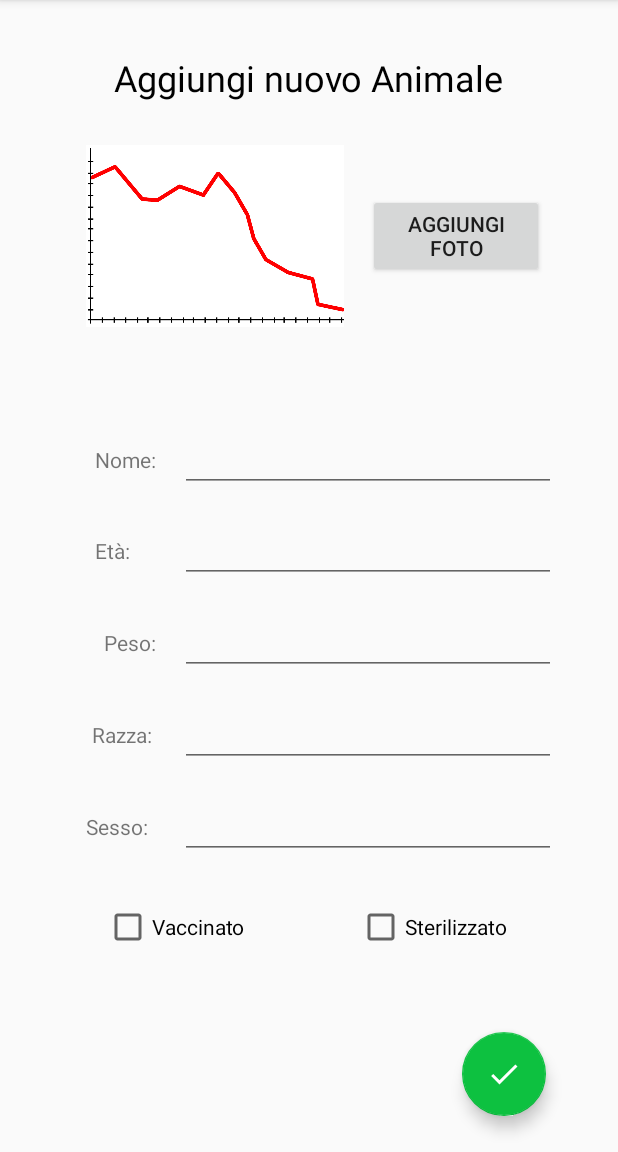
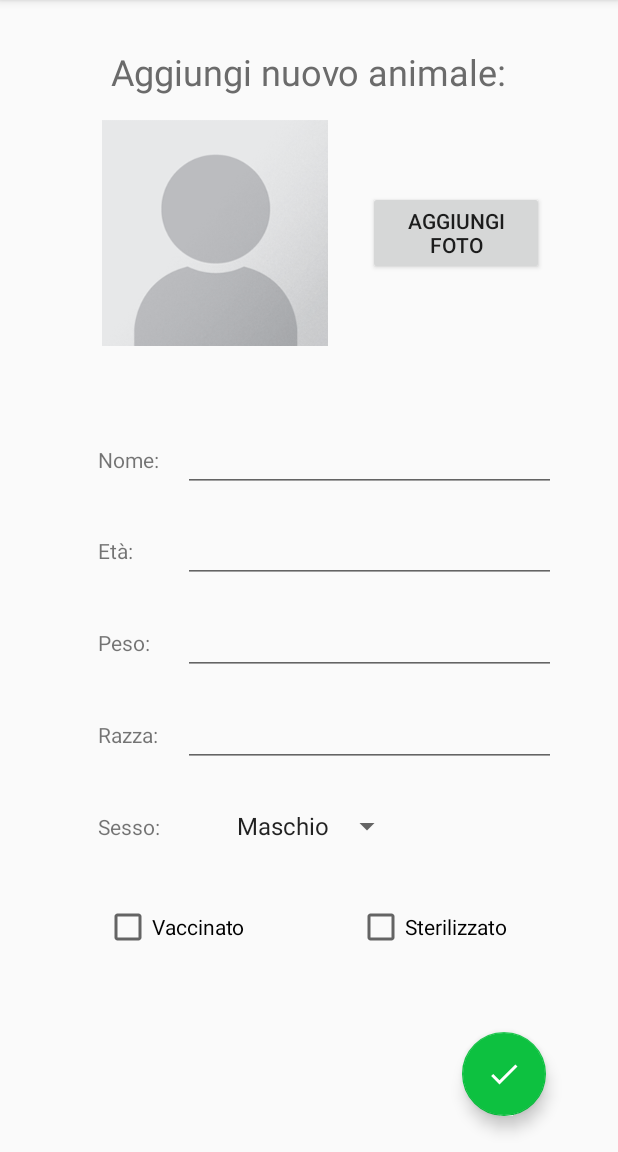
Before and after one commit to lsadm/progetti-2019-cat-feeder, an Android app: the AddFragment screen opened through its navigation route, on a phone screen of 412 x 824 dp, the part 84-1236 px from its top. Run offline under Robolectric (Android 15) with nearby library versions, the phone set to English and light mode, and no system bars; our stand-ins replace Firebase (no records; nobody signed in at launch, a user with empty details on screens opened directly).

Commit message:
Aggiunto spinner per selezionare il sesso Età e peso ora ricevono come input numeri Constrint grafica add fragment Default avatar

```diff
--- a/app/build.gradle
+++ b/app/build.gradle
@@ -50,7 +50,6 @@ dependencies {
     implementation 'com.android.support:recyclerview-v7:28.0.0'
 
     implementation 'com.journeyapps:zxing-android-embedded:3.6.0'
-    implementation 'com.android.support:appcompat-v7:25.3.1'   // Minimum 23+ is required
     implementation 'com.github.bumptech.glide:glide:4.9.0'
     kapt 'com.github.bumptech.glide:compiler:4.9.0'
 
--- a/app/src/main/java/com/greenjackets/prototipo/AddFragment.kt
+++ b/app/src/main/java/com/greenjackets/prototipo/AddFragment.kt
@@ -10,9 +10,9 @@ import android.os.Bundle
 import android.provider.MediaStore
 import android.support.v4.app.Fragment
 import android.view.LayoutInflater
-import android.widget.Toast
 import android.view.View
 import android.view.ViewGroup
+import android.widget.*
 import androidx.navigation.Navigation
 import com.google.firebase.auth.FirebaseAuth
 import com.google.firebase.database.FirebaseDatabase
@@ -43,9 +43,6 @@ class AddFragment : Fragment() {
 
 
     override fun onViewCreated(view: View, savedInstanceState: Bundle?) {
-
-
-
 
         // Estraggo il parametro (birra) dal bundle ed eventualmente lo visualizzo
         arguments?.let {
@@ -83,7 +80,7 @@ class AddFragment : Fragment() {
                     val checkvacc = check_vaccino.isChecked // mi restituisce il valore di vaccinato
                     val checkster = check_sterile.isChecked // e sterilizzato
                     val profpic = ProfilePic   // faccio riferimento all'image view
-                    val sesso = txt_sesso.text.toString()
+                    val sesso = spinnerResult.text.toString()
 
                     var animale: Animale? = null
 
@@ -163,21 +160,30 @@ class AddFragment : Fragment() {
         }
 
 
+        btn_fotocamera.setOnClickListener {
+            // Imposta il funzionamento del pulsante per l'acqisizione dell'immagine
+            // Creo un intent di tipo implicito per acquisire l'immagine
+            val takePhoto = Intent(MediaStore.ACTION_IMAGE_CAPTURE)
+            takePhoto.resolveActivity(activity!!.packageManager)?.also {
+                startActivityForResult(takePhoto, REQUEST_IMAGE_CAPTURE)
+            }
+        }
 
+        //Spinner per selezionare il sesso
 
+        val options = arrayOf("Maschio", "Femmina")
 
+        spinner.adapter = ArrayAdapter<String>(context,android.R.layout.simple_list_item_1, options)
 
-            btn_fotocamera.setOnClickListener {
-                // Imposta il funzionamento del pulsante per l'acqisizione dell'immagine
-                // Creo un intent di tipo implicito per acquisire l'immagine
-                val takePhoto = Intent(MediaStore.ACTION_IMAGE_CAPTURE)
-                takePhoto.resolveActivity(activity!!.packageManager)?.also {
-                    startActivityForResult(takePhoto, REQUEST_IMAGE_CAPTURE)
-                }
+        spinner.onItemSelectedListener = object : AdapterView.OnItemSelectedListener{
+            override fun onNothingSelected(parent: AdapterView<*>?) {
+                spinnerResult.text = "Seleziona:"
             }
 
-
-
+            override fun onItemSelected(parent: AdapterView<*>?, view: View?, position: Int, id: Long) {
+                spinnerResult.text = options[position]
+            }
+        }
         }
 
 
--- a/app/src/main/java/com/greenjackets/prototipo/Animale.kt
+++ b/app/src/main/java/com/greenjackets/prototipo/Animale.kt
@@ -4,4 +4,6 @@ import android.os.Parcelable
 import kotlinx.android.parcel.Parcelize
 
 @Parcelize
+
+//TODO: Ci sono 2 animali
 data class Animale(var Età : String?= null ,var Nome : String?= null,var Sesso : String?= null,var Sterilizzato : String?= null,var Vaccinato : String?= null,var Peso : String?= null,var razza : String?= null,var qrcode : String?= null ) : Parcelable
--- a/app/src/main/res/layout/elemento_animale.xml
+++ b/app/src/main/res/layout/elemento_animale.xml
@@ -19,8 +19,8 @@
             android:id="@+id/nome_animale"
             app:layout_constraintTop_toBottomOf="@+id/img_animale" app:layout_constraintStart_toStartOf="parent"
             app:layout_constraintEnd_toEndOf="parent"
-            android:textColor="@color/common_google_signin_btn_text_dark_focused" android:fontFamily="casual"
+            android:textColor="@color/common_google_signin_btn_text_dark_focused" android:fontFamily="sans-serif"
             android:autoText="false" android:layerType="none"
-            android:textSize="36sp" app:layout_constraintBottom_toBottomOf="parent"
+            android:textSize="24sp" app:layout_constraintBottom_toBottomOf="parent"
             app:layout_constraintVertical_bias="0.016" android:gravity="center"/>
 </android.support.constraint.ConstraintLayout>
--- a/app/src/main/res/layout/fragment_add.xml
+++ b/app/src/main/res/layout/fragment_add.xml
@@ -7,6 +7,23 @@
                                              tools:context=".AddFragment" android:id="@+id/frameLayout3">
 
 
+    <TextView
+            android:text="Aggiungi nuovo animale:"
+            android:layout_width="wrap_content"
+            android:layout_height="wrap_content"
+            android:id="@+id/textView6"
+            android:textSize="24sp" android:textColor="#6B6B6B"
+            android:layout_marginStart="8dp" app:layout_constraintStart_toStartOf="@+id/guideline2"
+            android:layout_marginEnd="8dp" app:layout_constraintEnd_toStartOf="@+id/guideline3"
+            android:layout_marginTop="16dp" app:layout_constraintTop_toTopOf="@+id/guideline4"/>
+    <ImageView
+            android:layout_width="0dp"
+            android:layout_height="0dp"
+            android:id="@+id/ProfilePic" app:layout_constraintStart_toStartOf="@+id/guideline2"
+            android:layout_marginStart="16dp" app:layout_constraintEnd_toStartOf="@+id/btn_fotocamera"
+            android:layout_marginEnd="16dp" android:layout_marginBottom="24dp"
+            app:layout_constraintBottom_toTopOf="@+id/guideline5" android:layout_marginTop="16dp"
+            app:layout_constraintTop_toBottomOf="@+id/textView6" app:srcCompat="@drawable/avatar_default"/>
     <Button android:layout_width="117dp" android:layout_height="56dp"
             android:id="@+id/btn_fotocamera"
             android:text="Aggiungi foto"
@@ -16,40 +33,6 @@
             android:layout_marginEnd="8dp"
             app:layout_constraintBottom_toBottomOf="@+id/ProfilePic"
             app:layout_constraintTop_toTopOf="@+id/ProfilePic"/>
-    <TextView
-            android:text="Aggiungi nuovo Animale"
-            android:layout_width="wrap_content"
-            android:layout_height="wrap_content"
-            android:id="@+id/textView6"
-            android:textSize="24sp" android:textColor="@android:color/black"
-            android:layout_marginStart="8dp" app:layout_constraintStart_toStartOf="@+id/guideline2"
-            android:layout_marginEnd="8dp" app:layout_constraintEnd_toStartOf="@+id/guideline3"
-            android:layout_marginTop="20dp" app:layout_constraintTop_toTopOf="@+id/guideline4"/>
-
-    <TextView
-            android:text="Nome:"
-            android:layout_width="wrap_content"
-            android:layout_height="wrap_content"
-            android:id="@+id/textView8"
-            app:layout_constraintStart_toStartOf="@+id/guideline2" android:layout_marginStart="22dp"
-            app:layout_constraintBottom_toTopOf="@+id/textView9"
-            app:layout_constraintTop_toTopOf="@+id/guideline5"/>
-    <TextView
-            android:text="Età:"
-            android:layout_width="wrap_content"
-            android:layout_height="wrap_content"
-            android:id="@+id/textView9"
-            app:layout_constraintStart_toStartOf="@+id/guideline2" android:layout_marginStart="22dp"
-            app:layout_constraintTop_toBottomOf="@+id/textView8" app:layout_constraintBottom_toTopOf="@+id/textView10"/>
-    <TextView
-            android:text="Peso:"
-            android:layout_width="wrap_content"
-            android:layout_height="wrap_content"
-            android:id="@+id/textView10"
-            app:layout_constraintStart_toStartOf="@+id/guideline2"
-            android:layout_marginStart="28dp"
-            app:layout_constraintTop_toBottomOf="@+id/textView9"
-            app:layout_constraintBottom_toTopOf="@+id/textView14"/>
     <EditText
             android:layout_width="0dp"
             android:layout_height="wrap_content"
@@ -63,29 +46,53 @@
     <EditText
             android:layout_width="0dp"
             android:layout_height="wrap_content"
-            android:inputType="textPersonName"
+            android:inputType="numberDecimal"
             android:ems="10"
             android:id="@+id/txt_eta"
-            app:layout_constraintBaseline_toBaselineOf="@+id/textView9"
-            app:layout_constraintEnd_toStartOf="@+id/guideline3"
-            app:layout_constraintStart_toStartOf="@+id/txt_nome"/>
+            app:layout_constraintStart_toStartOf="@+id/txt_nome" app:layout_constraintEnd_toStartOf="@+id/guideline3"
+            app:layout_constraintBaseline_toBaselineOf="@+id/textView9"/>
+    <EditText
+            android:layout_width="0dp"
+            android:layout_height="wrap_content"
+            android:inputType="numberDecimal"
+            android:ems="10"
+            android:id="@+id/txt_peso"
+            app:layout_constraintBaseline_toBaselineOf="@+id/textView10"
+            app:layout_constraintStart_toStartOf="@+id/txt_eta" app:layout_constraintEnd_toStartOf="@+id/guideline3"/>
     <EditText
             android:layout_width="0dp"
             android:layout_height="wrap_content"
             android:inputType="textPersonName"
             android:ems="10"
-            android:id="@+id/txt_peso"
-            app:layout_constraintBaseline_toBaselineOf="@+id/textView10"
-            app:layout_constraintEnd_toStartOf="@+id/guideline3" app:layout_constraintStart_toStartOf="@+id/txt_eta"/>
-    <CheckBox
-            android:text="Vaccinato"
+            android:id="@+id/txt_razza"
+            app:layout_constraintBaseline_toBaselineOf="@+id/textView14"
+            app:layout_constraintStart_toStartOf="@+id/txt_nome" app:layout_constraintEnd_toStartOf="@+id/guideline3"
+            app:layout_constraintHorizontal_bias="1.0"/>
+
+    <TextView
+            android:text="Nome:"
             android:layout_width="wrap_content"
             android:layout_height="wrap_content"
-            android:id="@+id/check_vaccino"
+            android:id="@+id/textView8"
+            app:layout_constraintStart_toStartOf="@+id/guideline2" android:layout_marginStart="24dp"
+            app:layout_constraintBottom_toTopOf="@+id/textView9"
+            app:layout_constraintTop_toTopOf="@+id/guideline5"/>
+    <TextView
+            android:text="Età:"
+            android:layout_width="wrap_content"
+            android:layout_height="wrap_content"
+            android:id="@+id/textView9"
+            app:layout_constraintStart_toStartOf="@+id/guideline2" android:layout_marginStart="24dp"
+            app:layout_constraintTop_toBottomOf="@+id/textView8" app:layout_constraintBottom_toTopOf="@+id/textView10"/>
+    <TextView
+            android:text="Peso:"
+            android:layout_width="wrap_content"
+            android:layout_height="wrap_content"
+            android:id="@+id/textView10"
             app:layout_constraintStart_toStartOf="@+id/guideline2"
-            android:layout_marginStart="28dp"
-            app:layout_constraintTop_toBottomOf="@+id/textView7"
-            app:layout_constraintBottom_toTopOf="@+id/guideline10"/>
+            android:layout_marginStart="24dp"
+            app:layout_constraintTop_toBottomOf="@+id/textView9"
+            app:layout_constraintBottom_toTopOf="@+id/textView14"/>
     <CheckBox
             android:text="Sterilizzato"
             android:layout_width="wrap_content"
@@ -101,7 +108,7 @@
             android:layout_width="wrap_content"
             android:layout_height="wrap_content"
             android:id="@+id/textView14"
-            app:layout_constraintStart_toStartOf="@+id/guideline2" android:layout_marginStart="20dp"
+            app:layout_constraintStart_toStartOf="@+id/guideline2" android:layout_marginStart="24dp"
             app:layout_constraintTop_toBottomOf="@+id/textView10"
             app:layout_constraintBottom_toTopOf="@+id/textView7"/>
     <TextView
@@ -109,18 +116,18 @@
             android:layout_width="wrap_content"
             android:layout_height="wrap_content"
             android:id="@+id/textView7"
-            app:layout_constraintStart_toStartOf="@+id/guideline2" android:layout_marginStart="16dp"
+            app:layout_constraintStart_toStartOf="@+id/guideline2" android:layout_marginStart="24dp"
             app:layout_constraintTop_toBottomOf="@+id/textView14"
             app:layout_constraintBottom_toTopOf="@+id/check_vaccino"/>
-    <EditText
-            android:layout_width="0dp"
+    <CheckBox
+            android:text="Vaccinato"
+            android:layout_width="wrap_content"
             android:layout_height="wrap_content"
-            android:inputType="textPersonName"
-            android:ems="10"
-            android:id="@+id/txt_razza"
-            app:layout_constraintBaseline_toBaselineOf="@+id/textView14"
-            app:layout_constraintStart_toStartOf="@+id/txt_nome" app:layout_constraintEnd_toStartOf="@+id/guideline3"
-            app:layout_constraintHorizontal_bias="1.0"/>
+            android:id="@+id/check_vaccino"
+            app:layout_constraintStart_toStartOf="@+id/guideline2"
+            android:layout_marginStart="28dp"
+            app:layout_constraintTop_toBottomOf="@+id/textView7"
+            app:layout_constraintBottom_toTopOf="@+id/guideline10"/>
     <android.support.design.widget.FloatingActionButton
             android:src="@drawable/ic_check_black_24dp"
             android:layout_width="wrap_content"
@@ -146,29 +153,23 @@
     <android.support.constraint.Guideline android:layout_width="wrap_content" android:layout_height="wrap_content"
                                           android:id="@+id/guideline5" app:layout_constraintGuide_begin="255dp"
                                           android:orientation="horizontal"/>
-    <ImageView
-            android:layout_width="0dp"
-            android:layout_height="0dp"
-            android:id="@+id/ProfilePic" app:layout_constraintStart_toStartOf="@+id/guideline2"
-            android:layout_marginStart="16dp" app:layout_constraintEnd_toStartOf="@+id/btn_fotocamera"
-            android:layout_marginEnd="16dp" android:layout_marginBottom="24dp"
-            app:layout_constraintBottom_toTopOf="@+id/guideline5" android:layout_marginTop="16dp"
-            app:layout_constraintTop_toBottomOf="@+id/textView6" app:srcCompat="@drawable/bell"/>
-    <EditText
-            android:layout_width="0dp"
-            android:layout_height="wrap_content"
-            android:inputType="textPersonName"
-            android:ems="10"
-            android:id="@+id/txt_sesso"
-            app:layout_constraintEnd_toStartOf="@+id/guideline3"
-            app:layout_constraintStart_toStartOf="@+id/txt_razza"
-            app:layout_constraintBaseline_toBaselineOf="@+id/textView7"/>
     <android.support.constraint.Guideline android:layout_width="wrap_content" android:layout_height="wrap_content"
                                           android:id="@+id/guideline10"
                                           android:orientation="horizontal"
                                           app:layout_constraintGuide_percent="0.88"/>
-
-    // dico l'imageview in cui verrà conservata l'immagine.
-
-
+    <Spinner
+            android:layout_width="wrap_content"
+            android:layout_height="wrap_content"
+            android:padding="20dp"
+            android:id="@+id/spinner"
+            app:layout_constraintTop_toTopOf="@+id/textView7" app:layout_constraintStart_toStartOf="@+id/txt_razza"
+            app:layout_constraintBottom_toBottomOf="@+id/textView7"/>
+    <TextView
+            android:layout_width="wrap_content"
+            android:layout_height="wrap_content"
+            android:id="@+id/spinnerResult"
+            android:text="Usato Per Debug"
+            app:layout_constraintStart_toEndOf="@+id/spinner"
+            android:layout_marginStart="24dp" app:layout_constraintTop_toTopOf="@+id/spinner"
+            app:layout_constraintBottom_toBottomOf="@+id/spinner" android:visibility="invisible"/>
 </android.support.constraint.ConstraintLayout>
```
Also changed, not shown: app/src/main/res/drawable/avatar_default.png (added).
